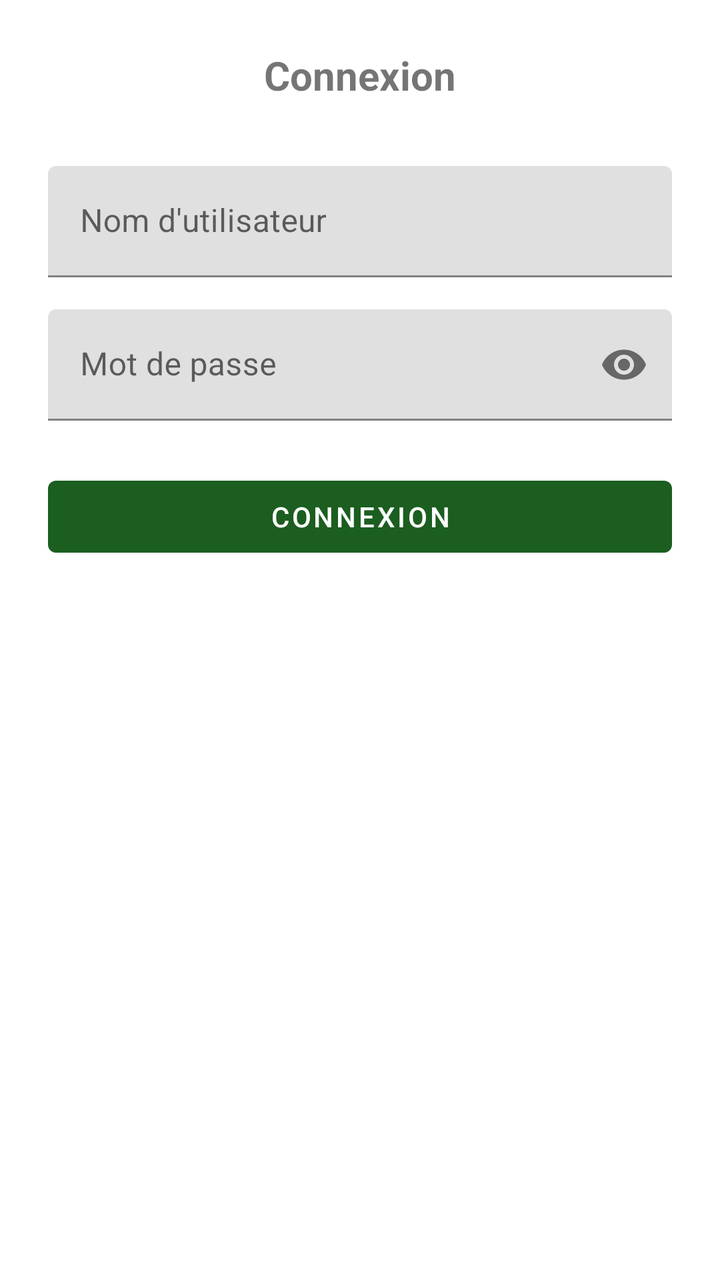
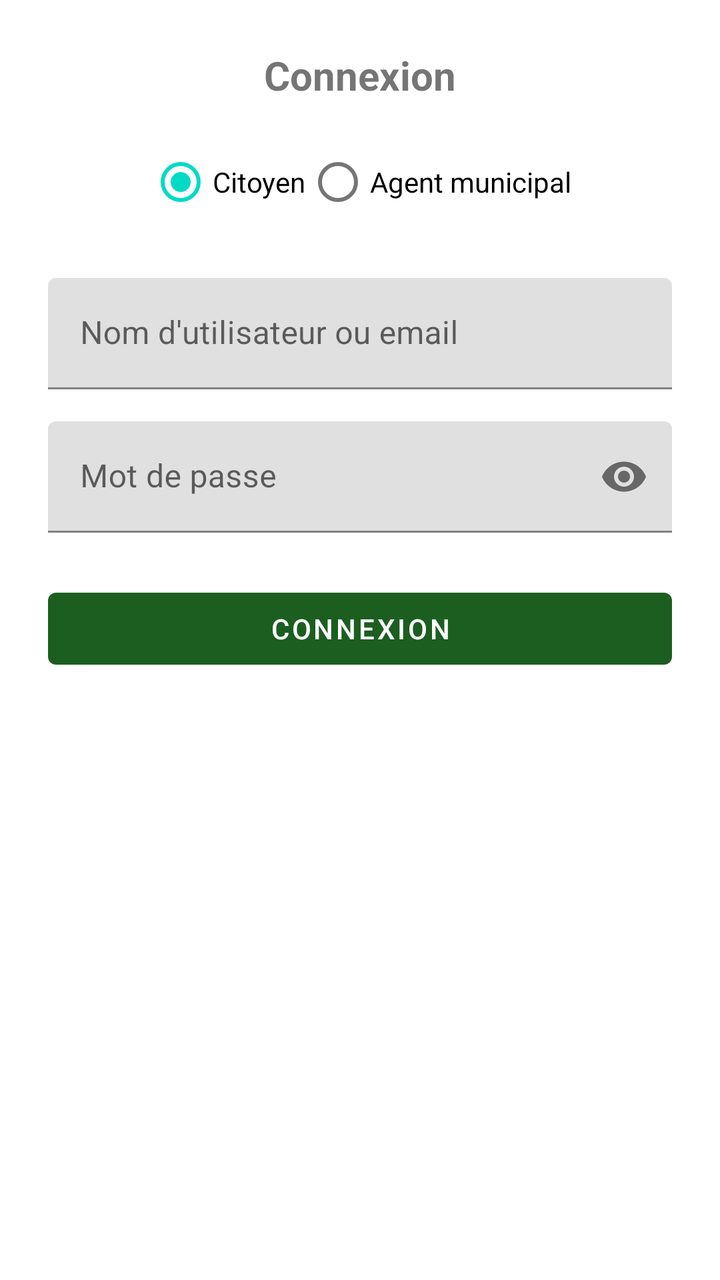

An Android layout rendered at two revisions. The XML below is the earlier revision; the diff shows what the commit changed to produce the second picture.
<!-- AndroidManifest.xml: application theme Theme.CitoyenActif -->
<!-- res/layout/sign_in_frag.xml -->
<?xml version="1.0" encoding="utf-8"?>
<layout xmlns:android="http://schemas.android.com/apk/res/android"
    xmlns:app="http://schemas.android.com/apk/res-auto">

    <data>
        
    </data>

    <androidx.constraintlayout.widget.ConstraintLayout
        android:layout_width="match_parent"
        android:layout_height="match_parent"
        android:padding="24dp">

        
        <TextView
            android:id="@+id/tvLoginTitle"
            android:layout_width="0dp"
            android:layout_height="wrap_content"
            android:text="Connexion"
            android:textSize="20sp"
            android:textStyle="bold"
            android:textAlignment="center"
            app:layout_constraintTop_toTopOf="parent"
            app:layout_constraintStart_toStartOf="parent"
            app:layout_constraintEnd_toEndOf="parent" />

        
        <com.google.android.material.textfield.TextInputLayout
            android:id="@+id/tilUsername"
            android:layout_width="0dp"
            android:layout_height="wrap_content"
            android:layout_marginTop="32dp"
            android:hint="Nom d'utilisateur"
            app:layout_constraintTop_toBottomOf="@id/tvLoginTitle"
            app:layout_constraintStart_toStartOf="parent"
            app:layout_constraintEnd_toEndOf="parent">

            <com.google.android.material.textfield.TextInputEditText
                android:id="@+id/etUsername"
                android:layout_width="match_parent"
                android:layout_height="wrap_content"
                android:inputType="text"
                android:maxLines="1" />
        </com.google.android.material.textfield.TextInputLayout>

        
        <com.google.android.material.textfield.TextInputLayout
            android:id="@+id/tilPassword"
            android:layout_width="0dp"
            android:layout_height="wrap_content"
            android:layout_marginTop="16dp"
            android:hint="Mot de passe"
            app:endIconMode="password_toggle"
            app:layout_constraintTop_toBottomOf="@id/tilUsername"
            app:layout_constraintStart_toStartOf="parent"
            app:layout_constraintEnd_toEndOf="parent">

            <com.google.android.material.textfield.TextInputEditText
                android:id="@+id/etPassword"
                android:layout_width="match_parent"
                android:layout_height="wrap_content"
                android:inputType="textPassword"
                android:maxLines="1" />
        </com.google.android.material.textfield.TextInputLayout>

        
        <com.google.android.material.button.MaterialButton
            android:id="@+id/btnLogin"
            android:layout_width="0dp"
            android:layout_height="wrap_content"
            android:text="Connexion"
            android:layout_marginTop="24dp"
            app:layout_constraintTop_toBottomOf="@id/tilPassword"
            app:layout_constraintStart_toStartOf="parent"
            app:layout_constraintEnd_toEndOf="parent"
            app:backgroundTint="#1B5E20"/>

    </androidx.constraintlayout.widget.ConstraintLayout>
</layout>
<!-- resources referenced by this layout -->
<resources>
  <style name="Theme.CitoyenActif" parent="Theme.MaterialComponents.DayNight.DarkActionBar">
          
          <item name="colorPrimary">@color/purple_500</item>
          <item name="colorPrimaryVariant">@color/purple_700</item>
          <item name="colorOnPrimary">@color/white</item>
          
          <item name="colorSecondary">@color/teal_200</item>
          <item name="colorSecondaryVariant">@color/teal_700</item>
          <item name="colorOnSecondary">@color/black</item>
          
          <item name="android:statusBarColor">?attr/colorPrimaryVariant</item>
          
      </style>
  <color name="purple_500">#FF6200EE</color>
  <color name="purple_700">#FF3700B3</color>
  <color name="white">#FFFFFFFF</color>
  <color name="teal_200">#FF03DAC5</color>
  <color name="teal_700">#FF018786</color>
  <color name="black">#FF000000</color>
</resources>

<!-- the commit's change to res/layout/sign_in_frag.xml (unified diff, before → after) -->
@@ -1,11 +1,9 @@
 <?xml version="1.0" encoding="utf-8"?>
 <layout xmlns:android="http://schemas.android.com/apk/res/android"
     xmlns:app="http://schemas.android.com/apk/res-auto">
-
     <data>
         
     </data>
-
     <androidx.constraintlayout.widget.ConstraintLayout
         android:layout_width="match_parent"
         android:layout_height="match_parent"
@@ -25,38 +23,105 @@
             app:layout_constraintEnd_toEndOf="parent" />
 
         
-        <com.google.android.material.textfield.TextInputLayout
-            android:id="@+id/tilUsername"
+        <RadioGroup
+            android:id="@+id/rgAccountType"
             android:layout_width="0dp"
             android:layout_height="wrap_content"
-            android:layout_marginTop="32dp"
-            android:hint="Nom d'utilisateur"
+            android:orientation="horizontal"
+            android:gravity="center"
+            android:layout_marginTop="16dp"
             app:layout_constraintTop_toBottomOf="@id/tvLoginTitle"
             app:layout_constraintStart_toStartOf="parent"
             app:layout_constraintEnd_toEndOf="parent">
 
+            
+            <RadioButton
+                android:id="@+id/rbCitizen"
+                android:layout_width="wrap_content"
+                android:layout_height="wrap_content"
+                android:text="Citoyen"
+                android:checked="true"/>
+
+            
+            <RadioButton
+                android:id="@+id/rbAgent"
+                android:layout_width="wrap_content"
+                android:layout_height="wrap_content"
+                android:text="Agent municipal"/>
+        </RadioGroup>
+
+            
+            <com.google.android.material.textfield.TextInputLayout
+                android:id="@+id/tilUsername"
+                android:layout_width="0dp"
+                android:layout_height="wrap_content"
+                android:layout_marginTop="24dp"
+                android:hint="Nom d'utilisateur ou email"
+                app:layout_constraintTop_toBottomOf="@id/rgAccountType"
+                app:layout_constraintStart_toStartOf="parent"
+                app:layout_constraintEnd_toEndOf="parent">
+
+                <com.google.android.material.textfield.TextInputEditText
+                    android:id="@+id/etUsername"
+                    android:layout_width="match_parent"
+                    android:layout_height="wrap_content"
+                    android:inputType="text"
+                    android:maxLines="1" />
+            </com.google.android.material.textfield.TextInputLayout>
+
+            <com.google.android.material.textfield.TextInputLayout
+                android:id="@+id/tilPassword"
+                android:layout_width="0dp"
+                android:layout_height="wrap_content"
+                android:layout_marginTop="16dp"
+                android:hint="Mot de passe"
+                app:endIconMode="password_toggle"
+                app:layout_constraintTop_toBottomOf="@id/tilUsername"
+                app:layout_constraintStart_toStartOf="parent"
+                app:layout_constraintEnd_toEndOf="parent">
+
+                <com.google.android.material.textfield.TextInputEditText
+                    android:id="@+id/etPassword"
+                    android:layout_width="match_parent"
+                    android:layout_height="wrap_content"
+                    android:inputType="textPassword"
+                    android:maxLines="1" />
+            </com.google.android.material.textfield.TextInputLayout>
+
+            
+        <com.google.android.material.textfield.TextInputLayout
+            android:id="@+id/tilAgentNumber"
+            android:layout_width="0dp"
+            android:layout_height="wrap_content"
+            android:layout_marginTop="24dp"
+            android:hint="Numéro d'agent"
+            android:visibility="gone"
+            app:layout_constraintTop_toBottomOf="@id/rgAccountType"
+            app:layout_constraintStart_toStartOf="parent"
+            app:layout_constraintEnd_toEndOf="parent">
+
             <com.google.android.material.textfield.TextInputEditText
-                android:id="@+id/etUsername"
+                android:id="@+id/etAgentNumber"
                 android:layout_width="match_parent"
                 android:layout_height="wrap_content"
                 android:inputType="text"
                 android:maxLines="1" />
         </com.google.android.material.textfield.TextInputLayout>
 
-        
         <com.google.android.material.textfield.TextInputLayout
-            android:id="@+id/tilPassword"
+            android:id="@+id/tilAgentPassword"
             android:layout_width="0dp"
             android:layout_height="wrap_content"
             android:layout_marginTop="16dp"
             android:hint="Mot de passe"
+            android:visibility="gone"
             app:endIconMode="password_toggle"
-            app:layout_constraintTop_toBottomOf="@id/tilUsername"
+            app:layout_constraintTop_toBottomOf="@id/tilAgentNumber"
             app:layout_constraintStart_toStartOf="parent"
             app:layout_constraintEnd_toEndOf="parent">
 
             <com.google.android.material.textfield.TextInputEditText
-                android:id="@+id/etPassword"
+                android:id="@+id/etAgentPassword"
                 android:layout_width="match_parent"
                 android:layout_height="wrap_content"
                 android:inputType="textPassword"
@@ -75,5 +140,7 @@
             app:layout_constraintEnd_toEndOf="parent"
             app:backgroundTint="#1B5E20"/>
 
+
     </androidx.constraintlayout.widget.ConstraintLayout>
+
 </layout>
